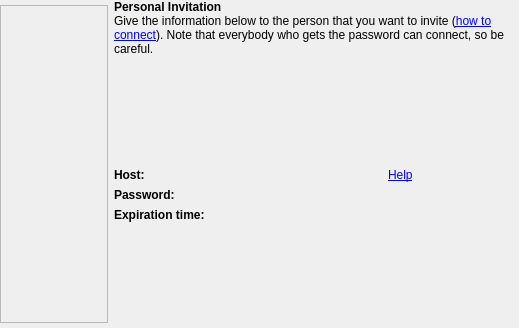
Before: the Qt Designer form personalinvitewidget.ui in KDE/krfb, drawn with Qt 5.
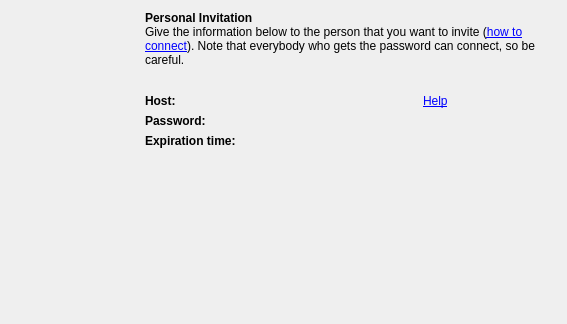
After: the same form once the commit is applied.

Commit message: * Use everywhere the nice new oxygen artwork. * Cleanup and improve some code. * Fix some UI layouts.

The edit to the form file:
```diff
--- a/personalinvitewidget.ui
+++ b/personalinvitewidget.ui
@@ -5,26 +5,36 @@
    <rect>
     <x>0</x>
     <y>0</y>
-    <width>519</width>
-    <height>328</height>
+    <width>567</width>
+    <height>324</height>
    </rect>
   </property>
   <property name="windowTitle" >
    <string/>
   </property>
-  <layout class="QGridLayout" >
-   <property name="margin" >
-    <number>0</number>
-   </property>
-   <property name="spacing" >
-    <number>6</number>
-   </property>
-   <item row="0" column="1" colspan="3" >
+  <layout class="QHBoxLayout" >
+   <item>
+    <widget class="QLabel" name="pixmapLabel" >
+     <property name="sizePolicy" >
+      <sizepolicy vsizetype="Fixed" hsizetype="Fixed" >
+       <horstretch>0</horstretch>
+       <verstretch>0</verstretch>
+      </sizepolicy>
+     </property>
+     <property name="minimumSize" >
+      <size>
+       <width>128</width>
+       <height>128</height>
+      </size>
+     </property>
+    </widget>
+   </item>
+   <item>
+    <layout class="QVBoxLayout" >
+     <item>
     <widget class="QLabel" name="mainTextLabel" >
      <property name="sizePolicy" >
-      <sizepolicy>
-       <hsizetype>7</hsizetype>
-       <vsizetype>1</vsizetype>
+        <sizepolicy vsizetype="Minimum" hsizetype="Expanding" >
        <horstretch>0</horstretch>
        <verstretch>0</verstretch>
       </sizepolicy>
@@ -44,80 +54,44 @@
      </property>
     </widget>
    </item>
-   <item row="1" column="2" >
+     <item>
     <spacer>
      <property name="orientation" >
       <enum>Qt::Vertical</enum>
      </property>
      <property name="sizeType" >
-      <enum>QSizePolicy::Expanding</enum>
+        <enum>QSizePolicy::Minimum</enum>
      </property>
      <property name="sizeHint" >
       <size>
        <width>20</width>
-       <height>34</height>
+         <height>21</height>
       </size>
      </property>
     </spacer>
    </item>
-   <item rowspan="6" row="0" column="0" >
-    <widget class="QLabel" name="pixmapLabel" >
+     <item>
+      <layout class="QGridLayout" >
+       <item row="0" column="0" >
+        <widget class="QLabel" name="kActiveLabel5" >
      <property name="sizePolicy" >
-      <sizepolicy>
-       <hsizetype>0</hsizetype>
-       <vsizetype>0</vsizetype>
+          <sizepolicy vsizetype="Minimum" hsizetype="MinimumExpanding" >
        <horstretch>0</horstretch>
        <verstretch>0</verstretch>
       </sizepolicy>
      </property>
-     <property name="minimumSize" >
-      <size>
-       <width>108</width>
-       <height>318</height>
-      </size>
-     </property>
-     <property name="maximumSize" >
-      <size>
-       <width>108</width>
-       <height>318</height>
-      </size>
-     </property>
-     <property name="frameShape" >
-      <enum>QFrame::StyledPanel</enum>
-     </property>
-     <property name="frameShadow" >
-      <enum>QFrame::Plain</enum>
-     </property>
-     <property name="scaledContents" >
-      <bool>true</bool>
+         <property name="text" >
+          <string>&lt;b>Host:&lt;/b></string>
      </property>
      <property name="wordWrap" >
       <bool>false</bool>
      </property>
     </widget>
    </item>
-   <item row="5" column="2" >
-    <spacer>
-     <property name="orientation" >
-      <enum>Qt::Vertical</enum>
-     </property>
-     <property name="sizeType" >
-      <enum>QSizePolicy::Expanding</enum>
-     </property>
-     <property name="sizeHint" >
-      <size>
-       <width>20</width>
-       <height>30</height>
-      </size>
-     </property>
-    </spacer>
-   </item>
-   <item row="2" column="2" >
+       <item row="0" column="1" >
     <widget class="QLabel" name="hostLabel" >
      <property name="sizePolicy" >
-      <sizepolicy>
-       <hsizetype>3</hsizetype>
-       <vsizetype>1</vsizetype>
+          <sizepolicy vsizetype="Minimum" hsizetype="MinimumExpanding" >
        <horstretch>0</horstretch>
        <verstretch>0</verstretch>
       </sizepolicy>
@@ -130,12 +104,26 @@
      </property>
     </widget>
    </item>
-   <item row="3" column="1" >
+       <item row="0" column="2" >
+        <widget class="QLabel" name="hostHelpLabel" >
+         <property name="sizePolicy" >
+          <sizepolicy vsizetype="Minimum" hsizetype="MinimumExpanding" >
+           <horstretch>0</horstretch>
+           <verstretch>0</verstretch>
+          </sizepolicy>
+         </property>
+         <property name="text" >
+          <string>&lt;html>&lt;head>&lt;meta name="qrichtext" content="1" />&lt;style type="text/css">
+p, li { white-space: pre-wrap; }
+&lt;/style>&lt;/head>&lt;body style=" font-family:'Sans Serif'; font-size:9pt; font-weight:400; font-style:normal; text-decoration:none;">
+&lt;p style=" margin-top:0px; margin-bottom:0px; margin-left:0px; margin-right:0px; -qt-block-indent:0; text-indent:0px;">&lt;a href="help">Help&lt;/a>&lt;/p>&lt;/body>&lt;/html></string>
+         </property>
+        </widget>
+       </item>
+       <item row="1" column="0" >
     <widget class="QLabel" name="kActiveLabel6" >
      <property name="sizePolicy" >
-      <sizepolicy>
-       <hsizetype>3</hsizetype>
-       <vsizetype>1</vsizetype>
+          <sizepolicy vsizetype="Minimum" hsizetype="MinimumExpanding" >
        <horstretch>0</horstretch>
        <verstretch>0</verstretch>
       </sizepolicy>
@@ -148,12 +136,26 @@
      </property>
     </widget>
    </item>
-   <item row="4" column="1" >
+       <item row="1" column="1" >
+        <widget class="QLabel" name="passwordLabel" >
+         <property name="sizePolicy" >
+          <sizepolicy vsizetype="Minimum" hsizetype="MinimumExpanding" >
+           <horstretch>0</horstretch>
+           <verstretch>0</verstretch>
+          </sizepolicy>
+         </property>
+         <property name="focusPolicy" >
+          <enum>Qt::NoFocus</enum>
+         </property>
+         <property name="textInteractionFlags" >
+          <set>Qt::LinksAccessibleByKeyboard|Qt::LinksAccessibleByMouse|Qt::NoTextInteraction|Qt::TextBrowserInteraction|Qt::TextEditable|Qt::TextEditorInteraction|Qt::TextSelectableByKeyboard|Qt::TextSelectableByMouse</set>
+         </property>
+        </widget>
+       </item>
+       <item row="2" column="0" >
     <widget class="QLabel" name="kActiveLabel7" >
      <property name="sizePolicy" >
-      <sizepolicy>
-       <hsizetype>3</hsizetype>
-       <vsizetype>1</vsizetype>
+          <sizepolicy vsizetype="Minimum" hsizetype="MinimumExpanding" >
        <horstretch>0</horstretch>
        <verstretch>0</verstretch>
       </sizepolicy>
@@ -166,74 +168,38 @@
      </property>
     </widget>
    </item>
-   <item row="3" column="2" >
-    <widget class="QLabel" name="passwordLabel" >
-     <property name="sizePolicy" >
-      <sizepolicy>
-       <hsizetype>3</hsizetype>
-       <vsizetype>1</vsizetype>
-       <horstretch>0</horstretch>
-       <verstretch>0</verstretch>
-      </sizepolicy>
-     </property>
-     <property name="focusPolicy" >
-      <enum>Qt::NoFocus</enum>
-     </property>
-     <property name="textInteractionFlags" >
-      <enum>Qt::TextSelectableByKeyboard|Qt::TextSelectableByMouse</enum>
-     </property>
-    </widget>
-   </item>
-   <item row="4" column="2" >
-    <widget class="QLabel" name="expirationLabel" >
-     <property name="sizePolicy" >
-      <sizepolicy>
-       <hsizetype>3</hsizetype>
-       <vsizetype>1</vsizetype>
-       <horstretch>0</horstretch>
-       <verstretch>0</verstretch>
-      </sizepolicy>
-     </property>
-     <property name="focusPolicy" >
-      <enum>Qt::NoFocus</enum>
-     </property>
-    </widget>
-   </item>
    <item row="2" column="1" >
-    <widget class="QLabel" name="kActiveLabel5" >
+        <widget class="QLabel" name="expirationLabel" >
      <property name="sizePolicy" >
-      <sizepolicy>
-       <hsizetype>3</hsizetype>
-       <vsizetype>1</vsizetype>
+          <sizepolicy vsizetype="Minimum" hsizetype="MinimumExpanding" >
        <horstretch>0</horstretch>
        <verstretch>0</verstretch>
       </sizepolicy>
      </property>
-     <property name="text" >
-      <string>&lt;b>Host:&lt;/b></string>
-     </property>
-     <property name="wordWrap" >
-      <bool>false</bool>
-     </property>
-    </widget>
-   </item>
-   <item row="2" column="3" >
-    <widget class="QLabel" name="hostHelpLabel" >
-     <property name="sizePolicy" >
-      <sizepolicy>
-       <hsizetype>3</hsizetype>
-       <vsizetype>1</vsizetype>
-       <horstretch>0</horstretch>
-       <verstretch>0</verstretch>
-      </sizepolicy>
-     </property>
-     <property name="text" >
-      <string>&lt;html>&lt;head>&lt;meta name="qrichtext" content="1" />&lt;style type="text/css">
-p, li { white-space: pre-wrap; }
-&lt;/style>&lt;/head>&lt;body style=" font-family:'Sans Serif'; font-size:9pt; font-weight:400; font-style:normal; text-decoration:none;">
-&lt;p style=" margin-top:0px; margin-bottom:0px; margin-left:0px; margin-right:0px; -qt-block-indent:0; text-indent:0px;">&lt;a href="help">Help&lt;/a>&lt;/p>&lt;/body>&lt;/html></string>
-     </property>
-    </widget>
+         <property name="focusPolicy" >
+          <enum>Qt::NoFocus</enum>
+         </property>
+        </widget>
+       </item>
+      </layout>
+     </item>
+     <item>
+      <spacer>
+       <property name="orientation" >
+        <enum>Qt::Vertical</enum>
+       </property>
+       <property name="sizeType" >
+        <enum>QSizePolicy::Expanding</enum>
+       </property>
+       <property name="sizeHint" >
+        <size>
+         <width>20</width>
+         <height>65</height>
+        </size>
+       </property>
+      </spacer>
+     </item>
+    </layout>
    </item>
   </layout>
  </widget>
```
Left out of the diff: 2 changed lines with no effect on the pictures. Lines whose indentation alone changed are shown as unchanged. The commit also changes 16 other files.
